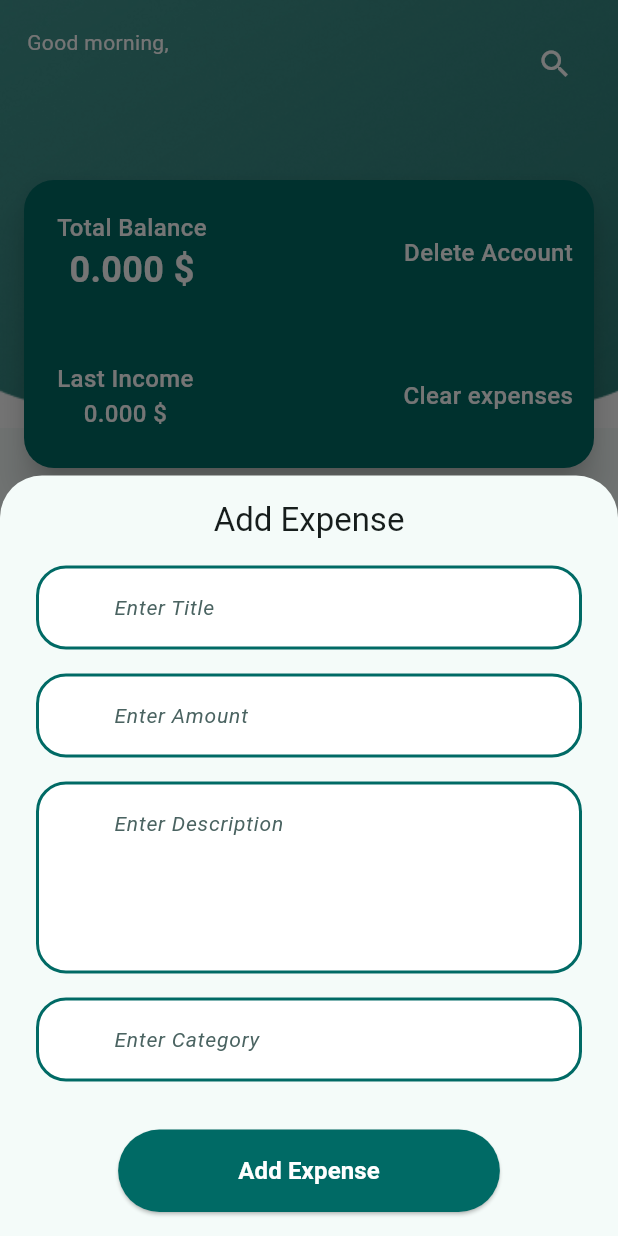
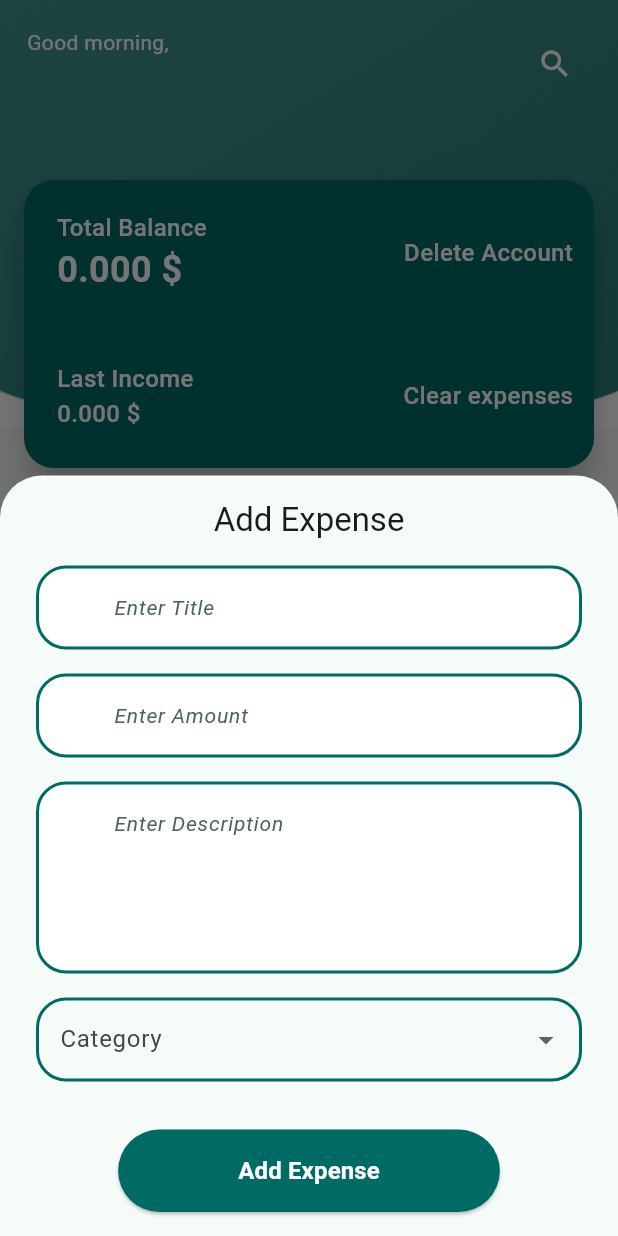
Before and after one commit to MoEhab74/expense_tracker, a Flutter app: the screen it shows once a user with an empty profile is signed in, after a tap on the "add" icon, on a phone screen of 412 x 824 dp. Run offline on Flutter 3.47's test engine with Material 3 defaults, Android fonts, the phone set to English and light mode, and no system bars; our stand-ins replace firebase_auth, firebase_core, flutter_bloc, flutter_native_splash, font_awesome_flutter, hive and 2 more; accounts and stored records are empty.

```diff
--- a/lib/views/statistics_view.dart
+++ b/lib/views/statistics_view.dart
@@ -7,7 +7,47 @@ class StatisticsView extends StatelessWidget {
   Widget build(BuildContext context) {
     return Scaffold(
       backgroundColor: Theme.of(context).colorScheme.surface,
-      body: Center(child: Text('Statistics View')),
+      body: Padding(
+        padding: const EdgeInsets.all(16.0),
+        child: Column(
+          mainAxisAlignment: MainAxisAlignment.center,
+          children: [
+            Row(
+              children: [
+                Text(
+                  'Statistics View',
+                  style: Theme.of(context).textTheme.headlineSmall,
+                ),
+                const SizedBox(width: 16),
+                Expanded(
+                  child: Container(
+                    color: Colors.blue,
+                    height: 100,
+                    child: const Center(child: Text('Chart 1')),
+                  ),
+                ),
+              ],
+            ),
+            const SizedBox(height: 24),
+            Row(
+              children: [
+                Expanded(
+                  child: Container(
+                    color: Colors.blue,
+                    height: 100,
+                    child: const Center(child: Text('Chart 1')),
+                  ),
+                ),
+                const SizedBox(width: 16),
+                Text(
+                  'Statistics View',
+                  style: Theme.of(context).textTheme.headlineSmall,
+                ),
+              ],
+            ),
+          ],
+        ),
+      ),
     );
   }
 }
--- a/lib/widgets/add_expense_form.dart
+++ b/lib/widgets/add_expense_form.dart
@@ -1,5 +1,4 @@
 import 'package:expense_tracker/cubits/add_expense_cubit/add_expense_cubit.dart';
-import 'package:expense_tracker/cubits/expenses_cubit/expenses_cubit.dart';
 import 'package:expense_tracker/models/expense_model.dart';
 import 'package:expense_tracker/widgets/my_elevated_buttom.dart';
 import 'package:expense_tracker/widgets/my_text_form_field.dart';
@@ -17,9 +16,18 @@ class AddExpenseForm extends StatefulWidget {
 class _AddExpenseFormState extends State<AddExpenseForm> {
   final GlobalKey<FormState> _formKey = GlobalKey<FormState>();
 
-  String? _title, _amount, _description, _category, _date;
+  String? _title, _amount, _description, _category;
   // To show an error in case of a wrong input
   AutovalidateMode autovalidateMode = AutovalidateMode.disabled;
+
+  static const List<String> categories = [
+    'Food',
+    'Transport',
+    'Shopping',
+    'Bills',
+    'Entertainment',
+    'Other',
+  ];
 
   @override
   Widget build(BuildContext context) {
@@ -62,7 +70,7 @@ class _AddExpenseFormState extends State<AddExpenseForm> {
             const SizedBox(height: 16),
 
             MyTextFormField(
-                hintText: 'Enter Description',
+              hintText: 'Enter Description',
               maxLines: 4,
               onSaved: (value) {
                 _description = value;
@@ -70,10 +78,53 @@ class _AddExpenseFormState extends State<AddExpenseForm> {
             ),
             const SizedBox(height: 16),
 
-            MyTextFormField(
-              hintText: 'Enter Category',
-              onSaved: (value) {
-                _category = value;
+            DropdownButtonFormField<String>(
+              decoration: InputDecoration(
+                enabledBorder: OutlineInputBorder(
+                  borderSide: BorderSide(
+                    color: Theme.of(context).colorScheme.primary,
+                    width: 2,
+                  ),
+                  borderRadius: const BorderRadius.all(Radius.circular(20)),
+                ),
+                focusedBorder: OutlineInputBorder(
+                  borderSide: BorderSide(
+                    color: Theme.of(context).colorScheme.primary,
+                    width: 2,
+                  ),
+                  borderRadius: const BorderRadius.all(Radius.circular(20)),
+                ),
+                errorBorder: OutlineInputBorder(
+                  borderSide: BorderSide(
+                    color: Theme.of(context).colorScheme.error,
+                    width: 2,
+                  ),
+                  borderRadius: const BorderRadius.all(Radius.circular(20)),
+                ),
+                focusedErrorBorder: OutlineInputBorder(
+                  borderSide: BorderSide(
+                    color: Theme.of(context).colorScheme.error,
+                    width: 2,
+                  ),
+                  borderRadius: const BorderRadius.all(Radius.circular(20)),
+                ),
+                labelText: 'Category',
+                border: OutlineInputBorder(),
+              ),
+              initialValue: _category,
+              items: categories.map((cat) {
+                return DropdownMenuItem(value: cat, child: Text(cat));
+              }).toList(),
+              onChanged: (value) {
+                setState(() {
+                  _category = value;
+                });
+              },
+              validator: (value) {
+                if (value == null || value.isEmpty) {
+                  return 'Please select a category';
+                }
+                return null;
               },
             ),
             const SizedBox(height: 16),
@@ -102,9 +153,7 @@ class _AddExpenseFormState extends State<AddExpenseForm> {
                   );
                 } else {
                   autovalidateMode = AutovalidateMode.always;
-                  setState(() {
-
-                  });
+                  setState(() {});
                 }
               },
             ),
--- a/lib/widgets/home_card_info.dart
+++ b/lib/widgets/home_card_info.dart
@@ -19,7 +19,7 @@ class HomeCardInfo extends StatelessWidget {
     return Padding(
       padding: const EdgeInsets.all(8.0),
       child: Column(
-        mainAxisAlignment: MainAxisAlignment.start,
+        crossAxisAlignment: CrossAxisAlignment.start,
         children: [
           Text(
             // variable
--- a/pubspec.yaml
+++ b/pubspec.yaml
@@ -43,6 +43,7 @@ dependencies:
   flutter_bloc: ^9.1.1
   hive: ^2.2.3
   hive_flutter: ^1.1.0
+  fl_chart: ^1.0.0
 
 dev_dependencies:
   flutter_test:
```
Also changed, not shown: pubspec.lock.
